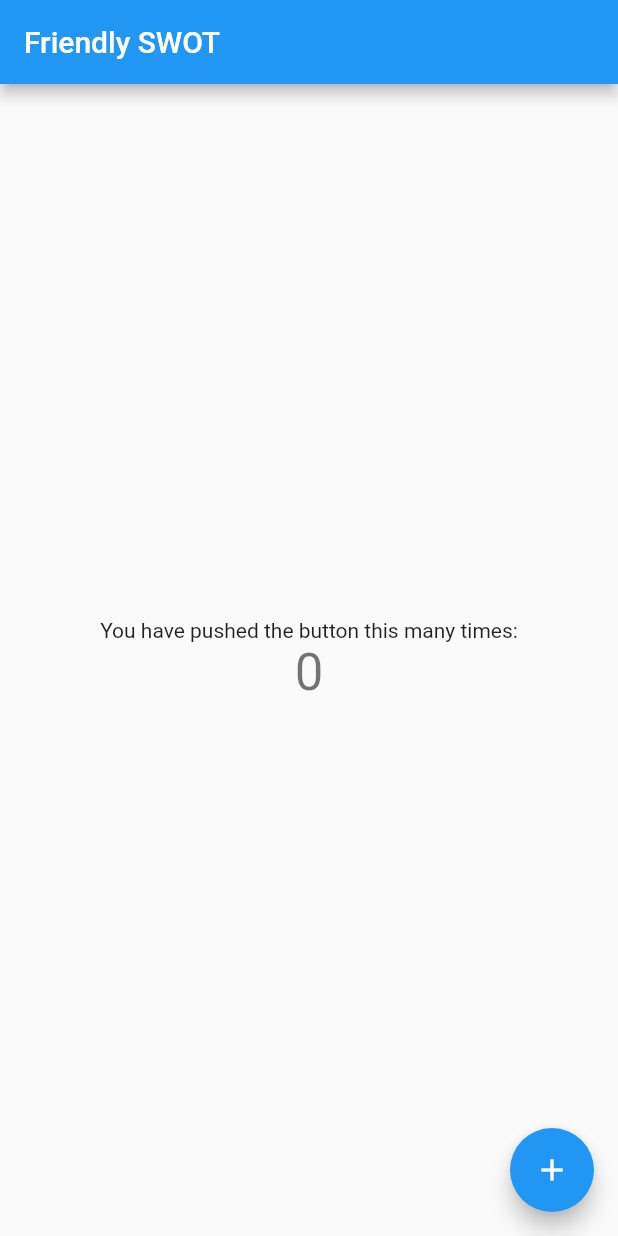
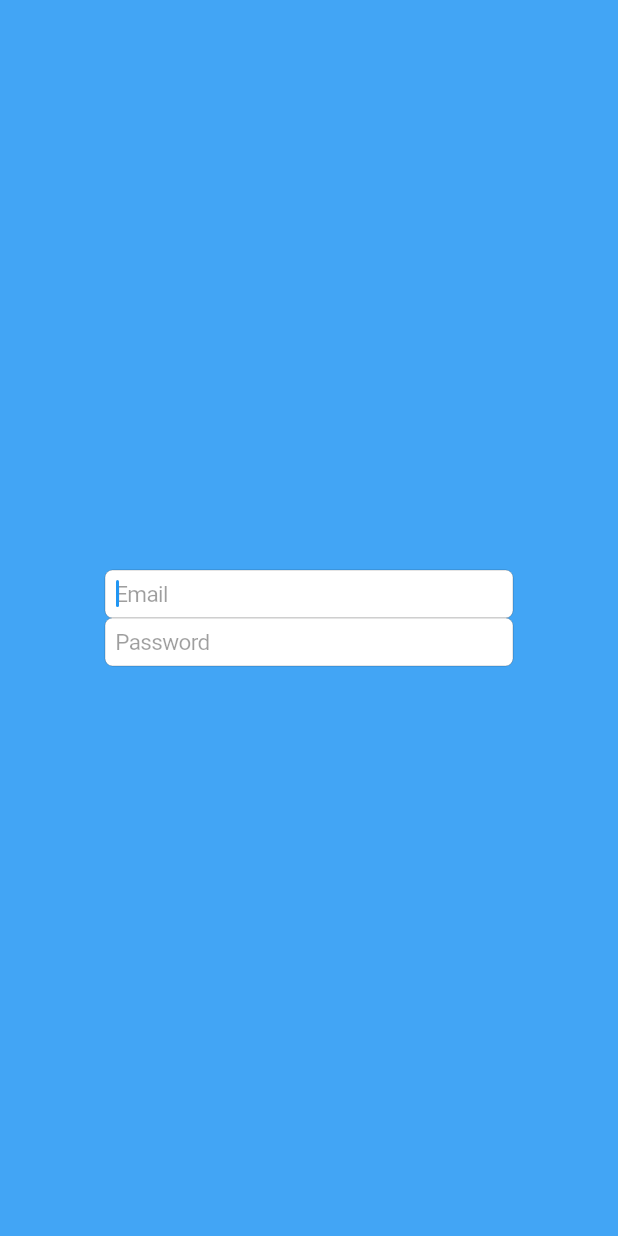
Before and after one commit to felipe-cavalcanti/friendly-swot, a Flutter app: the screen it shows after launch, on a phone screen of 412 x 824 dp. Run offline on Flutter 3.47's test engine with Material 2 defaults, Android fonts, the phone set to English and light mode, and no system bars.

Commit message:
Adding new Readme and starting to implement loginPage

```diff
--- a/lib/main.dart
+++ b/lib/main.dart
@@ -1,4 +1,5 @@
 import 'package:flutter/material.dart';
+import 'package:friendly_swot_app/widgets/login.dart';
 
 void main() {
   runApp(MyApp());
@@ -9,96 +10,96 @@ class MyApp extends StatelessWidget {
   @override
   Widget build(BuildContext context) {
     return MaterialApp(
-      title: 'Flutter Demo',
+      title: 'Tela Login',
       theme: ThemeData(
         primarySwatch: Colors.blue,
       ),
-      home: MyHomePage(title: 'Friendly SWOT'),
+      home: Login(),
     );
   }
 }
 
-class MyHomePage extends StatefulWidget {
-  MyHomePage({Key key, this.title}) : super(key: key);
+// class MyHomePage extends StatefulWidget {
+//   MyHomePage({Key key, this.title}) : super(key: key);
 
-  // This widget is the home page of your application. It is stateful, meaning
-  // that it has a State object (defined below) that contains fields that affect
-  // how it looks.
+//   // This widget is the home page of your application. It is stateful, meaning
+//   // that it has a State object (defined below) that contains fields that affect
+//   // how it looks.
 
-  // This class is the configuration for the state. It holds the values (in this
-  // case the title) provided by the parent (in this case the App widget) and
-  // used by the build method of the State. Fields in a Widget subclass are
-  // always marked "final".
+//   // This class is the configuration for the state. It holds the values (in this
+//   // case the title) provided by the parent (in this case the App widget) and
+//   // used by the build method of the State. Fields in a Widget subclass are
+//   // always marked "final".
 
-  final String title;
+//   final String title;
 
-  @override
-  _MyHomePageState createState() => _MyHomePageState();
-}
+//   @override
+//   _MyHomePageState createState() => _MyHomePageState();
+// }
 
-class _MyHomePageState extends State<MyHomePage> {
-  int _counter = 0;
+// class _MyHomePageState extends State<MyHomePage> {
+//   int _counter = 0;
 
-  void _incrementCounter() {
-    setState(() {
-      // This call to setState tells the Flutter framework that something has
-      // changed in this State, which causes it to rerun the build method below
-      // so that the display can reflect the updated values. If we changed
-      // _counter without calling setState(), then the build method would not be
-      // called again, and so nothing would appear to happen.
-      _counter++;
-    });
-  }
+//   void _incrementCounter() {
+//     setState(() {
+//       // This call to setState tells the Flutter framework that something has
+//       // changed in this State, which causes it to rerun the build method below
+//       // so that the display can reflect the updated values. If we changed
+//       // _counter without calling setState(), then the build method would not be
+//       // called again, and so nothing would appear to happen.
+//       _counter++;
+//     });
+//   }
 
-  @override
-  Widget build(BuildContext context) {
-    // This method is rerun every time setState is called, for instance as done
-    // by the _incrementCounter method above.
-    //
-    // The Flutter framework has been optimized to make rerunning build methods
-    // fast, so that you can just rebuild anything that needs updating rather
-    // than having to individually change instances of widgets.
-    return Scaffold(
-      appBar: AppBar(
-        // Here we take the value from the MyHomePage object that was created by
-        // the App.build method, and use it to set our appbar title.
-        title: Text(widget.title),
-      ),
-      body: Center(
-        // Center is a layout widget. It takes a single child and positions it
-        // in the middle of the parent.
-        child: Column(
-          // Column is also a layout widget. It takes a list of children and
-          // arranges them vertically. By default, it sizes itself to fit its
-          // children horizontally, and tries to be as tall as its parent.
-          //
-          // Invoke "debug painting" (press "p" in the console, choose the
-          // "Toggle Debug Paint" action from the Flutter Inspector in Android
-          // Studio, or the "Toggle Debug Paint" command in Visual Studio Code)
-          // to see the wireframe for each widget.
-          //
-          // Column has various properties to control how it sizes itself and
-          // how it positions its children. Here we use mainAxisAlignment to
-          // center the children vertically; the main axis here is the vertical
-          // axis because Columns are vertical (the cross axis would be
-          // horizontal).
-          mainAxisAlignment: MainAxisAlignment.center,
-          children: <Widget>[
-            Text(
-              'You have pushed the button this many times:',
-            ),
-            Text(
-              '$_counter',
-              style: Theme.of(context).textTheme.headline4,
-            ),
-          ],
-        ),
-      ),
-      floatingActionButton: FloatingActionButton(
-        onPressed: _incrementCounter,
-        tooltip: 'Increment',
-        child: Icon(Icons.add),
-      ), // This trailing comma makes auto-formatting nicer for build methods.
-    );
-  }
-}
+//   @override
+//   Widget build(BuildContext context) {
+//     // This method is rerun every time setState is called, for instance as done
+//     // by the _incrementCounter method above.
+//     //
+//     // The Flutter framework has been optimized to make rerunning build methods
+//     // fast, so that you can just rebuild anything that needs updating rather
+//     // than having to individually change instances of widgets.
+//     return Scaffold(
+//       appBar: AppBar(
+//         // Here we take the value from the MyHomePage object that was created by
+//         // the App.build method, and use it to set our appbar title.
+//         title: Text(widget.title),
+//       ),
+//       body: Center(
+//         // Center is a layout widget. It takes a single child and positions it
+//         // in the middle of the parent.
+//         child: Column(
+//           // Column is also a layout widget. It takes a list of children and
+//           // arranges them vertically. By default, it sizes itself to fit its
+//           // children horizontally, and tries to be as tall as its parent.
+//           //
+//           // Invoke "debug painting" (press "p" in the console, choose the
+//           // "Toggle Debug Paint" action from the Flutter Inspector in Android
+//           // Studio, or the "Toggle Debug Paint" command in Visual Studio Code)
+//           // to see the wireframe for each widget.
+//           //
+//           // Column has various properties to control how it sizes itself and
+//           // how it positions its children. Here we use mainAxisAlignment to
+//           // center the children vertically; the main axis here is the vertical
+//           // axis because Columns are vertical (the cross axis would be
+//           // horizontal).
+//           mainAxisAlignment: MainAxisAlignment.center,
+//           children: <Widget>[
+//             Text(
+//               'You have pushed the button this many times:',
+//             ),
+//             Text(
+//               '$_counter',
+//               style: Theme.of(context).textTheme.headline4,
+//             ),
+//           ],
+//         ),
+//       ),
+//       floatingActionButton: FloatingActionButton(
+//         onPressed: _incrementCounter,
+//         tooltip: 'Increment',
+//         child: Icon(Icons.add),
+//       ), // This trailing comma makes auto-formatting nicer for build methods.
+//     );
+//   }
+// }
--- /dev/null
+++ b/lib/widgets/login.dart
@@ -0,0 +1,39 @@
+import 'package:flutter/cupertino.dart';
+import 'package:flutter/material.dart';
+
+class Login extends StatefulWidget {
+  @override
+  _LoginState createState() => _LoginState();
+}
+
+class _LoginState extends State<Login> {
+  @override
+  Widget build(BuildContext context) {
+    return Scaffold(
+      backgroundColor: Colors.blue.shade400,
+      body: Padding(
+        padding: const EdgeInsets.all(70.0),
+        child: Column(
+          crossAxisAlignment: CrossAxisAlignment.stretch,
+          mainAxisAlignment: MainAxisAlignment.center,
+          children: <Widget>[
+            CupertinoTextField(
+              autofocus: true,
+              keyboardType: TextInputType.text,
+              style: TextStyle(color: Colors.black, fontSize: 15),
+              placeholder: 'Email',
+              placeholderStyle: TextStyle(color: Colors.black38),
+             ),
+             CupertinoTextField(
+              autofocus: true,
+              keyboardType: TextInputType.text,
+              style: TextStyle(color: Colors.black, fontSize: 15),
+              placeholder: 'Password',
+              placeholderStyle: TextStyle(color: Colors.black38),
+             ),
+          ],
+        ),
+      ),
+    );
+  }
+}
```
Also changed, not shown: 1 other file.
